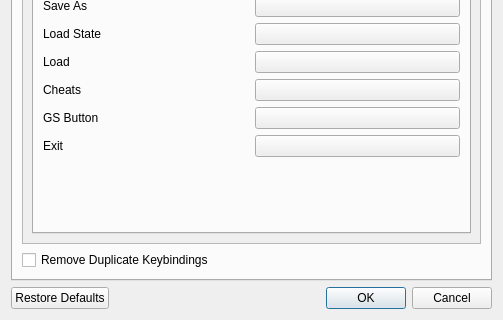
Qt form Source/RMG/UserInterface/Dialog/SettingsDialog.ui (Rosalie241/RMG) before a commit; both pictures show x 0 to 503 and y 348 to 668 of the 503 by 668 pixel window.
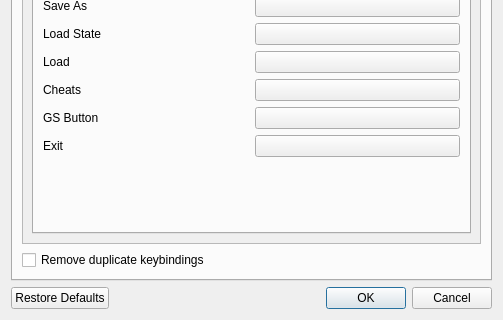
The same form after that commit. The open tabs and pages were chosen to show the change. Icons and pictures are not drawn. Custom widgets are drawn as their Qt base class.

Commit message: RMG: fix casing for hotkeys tab in settings dialog

What changed in the file:
```diff
--- a/Source/RMG/UserInterface/Dialog/SettingsDialog.ui
+++ b/Source/RMG/UserInterface/Dialog/SettingsDialog.ui
@@ -1650,7 +1650,7 @@
            <item>
             <widget class="QCheckBox" name="removeDuplicateHotkeysCheckBox">
              <property name="text">
-              <string>Remove Duplicate Keybindings</string>
+              <string>Remove duplicate keybindings</string>
              </property>
             </widget>
            </item>
```
